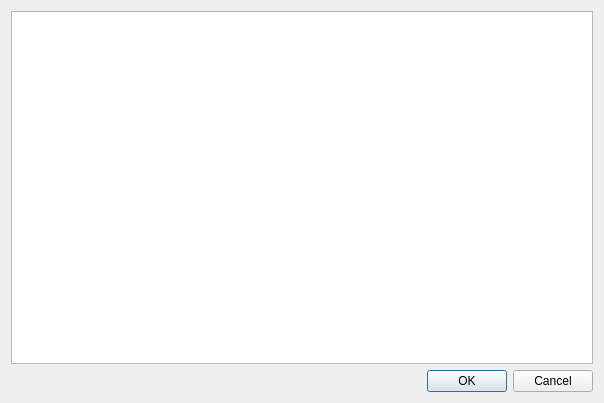
The window that 04_Bolas/dtablabolas.ui (TheMakros12/interfaces) describes before a commit, drawn with Qt 5.
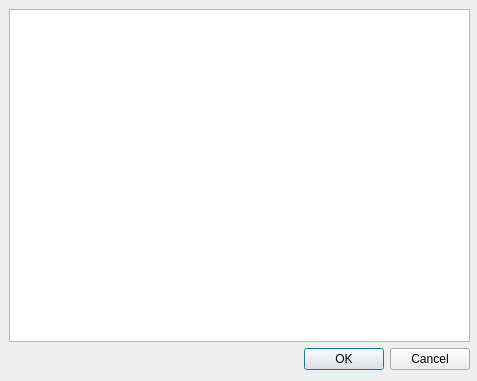
The same window after the commit.

Patch:
```diff
--- a/04_Bolas/dtablabolas.ui
+++ b/04_Bolas/dtablabolas.ui
@@ -6,13 +6,22 @@
    <rect>
     <x>0</x>
     <y>0</y>
-    <width>604</width>
-    <height>403</height>
+    <width>477</width>
+    <height>381</height>
    </rect>
   </property>
   <property name="windowTitle">
    <string>Dialog</string>
   </property>
+  <widget class="QWidget" name="">
+   <property name="geometry">
+    <rect>
+     <x>9</x>
+     <y>9</y>
+     <width>461</width>
+     <height>361</height>
+    </rect>
+   </property>
   <layout class="QVBoxLayout" name="verticalLayout">
    <item>
     <widget class="QTableView" name="vistaBolas"/>
@@ -28,6 +37,7 @@
     </widget>
    </item>
   </layout>
+  </widget>
  </widget>
  <resources/>
  <connections>
```
Lines whose indentation alone changed are shown as unchanged.
